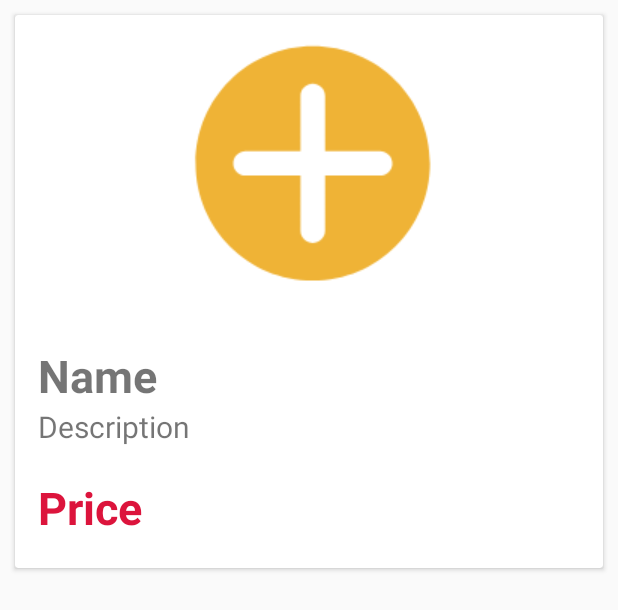
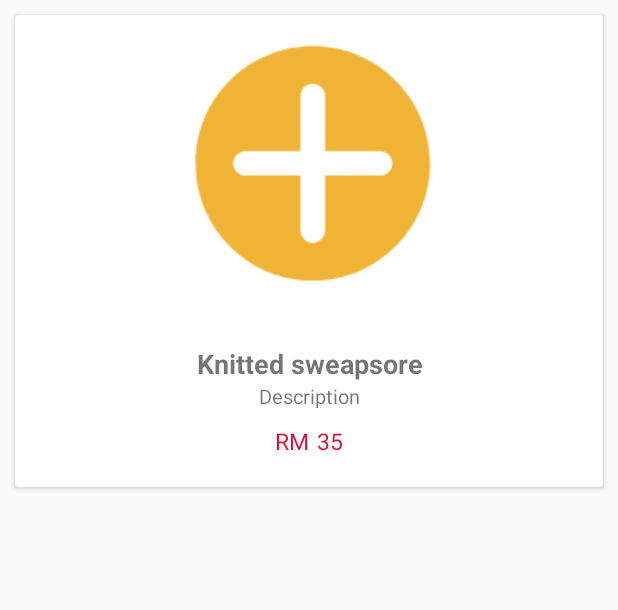
Before and after one commit to pipipizai/Alimama, an Android app: the layout item_row.xml on its own in the app's theme, with its tools: preview values and no code run, on a phone screen of 412 x 824 dp. Shown: the top 610 px of the screen. Run offline under Robolectric (Android 15) with nearby library versions, the phone set to English and light mode, and no system bars; Roboto replaces fonts that are not available here.

Commit message:
item_row

```diff
--- a/app/src/main/res/layout/item_row.xml
+++ b/app/src/main/res/layout/item_row.xml
@@ -2,9 +2,7 @@
 <android.support.v7.widget.CardView xmlns:android="http://schemas.android.com/apk/res/android"
     android:layout_width="match_parent"
     android:layout_height="wrap_content"
-    android:layout_margin="10dp"
-    android:background="@drawable/corners"
-    android:elevation="8dp">
+    android:layout_margin="10dp">
 
     <LinearLayout
         android:layout_width="match_parent"
@@ -25,8 +23,9 @@
             android:layout_marginTop="20dp"
             android:layout_marginRight="15dp"
             android:textAllCaps="false"
-            android:text="Name"
-            android:textSize="30dp"
+            android:text="Knitted sweapsore"
+            android:gravity="center"
+            android:textSize="18dp"
             android:textStyle="bold" />
 
         <TextView
@@ -36,34 +35,37 @@
             android:layout_marginLeft="15dp"
             android:layout_marginRight="15dp"
             android:text="Description"
-            android:textSize="20sp" />
+            android:gravity="center"
+            android:textSize="13sp"
+            android:singleLine="true"/>
 
         <LinearLayout
             android:layout_width="match_parent"
             android:layout_height="wrap_content"
             android:layout_marginLeft="15dp"
             android:layout_marginRight="15dp"
-            android:layout_marginTop="20dp"
+            android:layout_marginTop="10dp"
             android:layout_marginBottom="20dp"
-            android:orientation="horizontal">
+            android:orientation="horizontal"
+            android:gravity="center">
 
-            <!--<TextView
+            <TextView
                 android:layout_width="wrap_content"
                 android:layout_height="wrap_content"
                 android:text="RM"
                 android:textColor="#DC143C"
-                android:textSize="30dp"
-                android:textStyle="bold"/>-->
+                android:textSize="15dp"
+                />
 
             <TextView
                 android:id="@+id/item_price"
-                android:layout_width="match_parent"
+                android:layout_width="wrap_content"
                 android:layout_height="wrap_content"
-                android:text="Price"
+                android:layout_marginLeft="5dp"
+                android:text="35"
                 android:textColor="#DC143C"
-                android:textSize="30dp"
-                android:textStyle="bold" />
-            <!--android:layout_marginLeft="5dp"-->
+                android:textSize="15dp"
+                />
 
         </LinearLayout>
 
```
